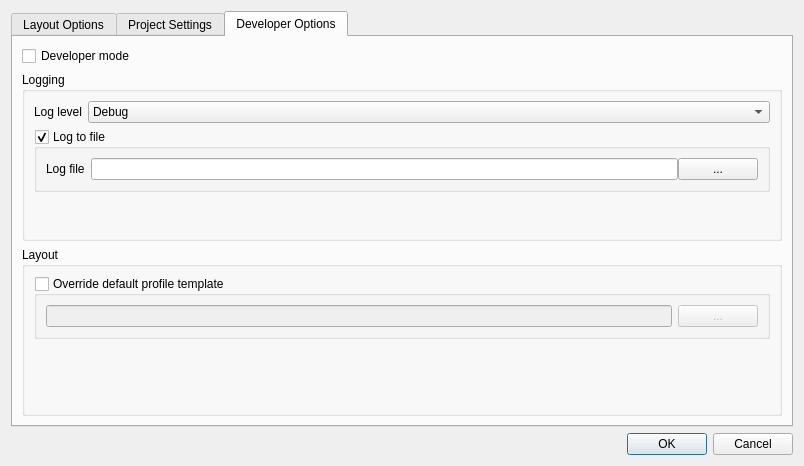
First picture: the form in qgepplugin/ui/qgepsettingsdialog.ui, repository QGEP/qgepplugin, before the edit.
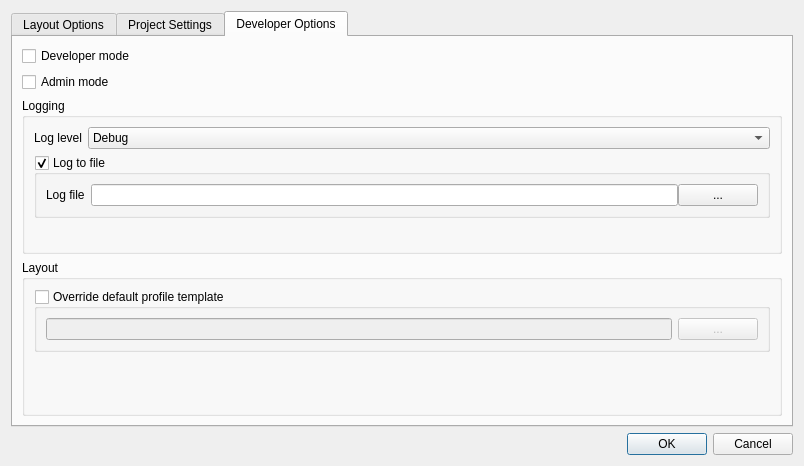
Second picture: the form after the edit. The open tabs and pages were chosen to show the change. Custom widgets are drawn as their Qt base class.

Commit message: added "Admin mode" in settings to toggle display of datamodel init tool

Diff of the .ui file:
```diff
--- a/qgepplugin/ui/qgepsettingsdialog.ui
+++ b/qgepplugin/ui/qgepsettingsdialog.ui
@@ -175,7 +175,17 @@
          </property>
         </widget>
        </item>
-       <item row="2" column="0">
+       <item row="1" column="0">
+        <widget class="QCheckBox" name="mCbAdminMode">
+         <property name="toolTip">
+          <string>Enables the datamodel tool. The plugin needs to be reloaded.</string>
+         </property>
+         <property name="text">
+          <string>Admin mode</string>
+         </property>
+        </widget>
+       </item>
+       <item row="3" column="0">
         <widget class="QGroupBox" name="mGbLayout">
          <property name="title">
           <string>Layout</string>
@@ -212,7 +222,7 @@
          </layout>
         </widget>
        </item>
-       <item row="1" column="0">
+       <item row="2" column="0">
         <widget class="QGroupBox" name="groupBox">
          <property name="title">
           <string>Logging</string>
```
The commit also changes 2 other files.
